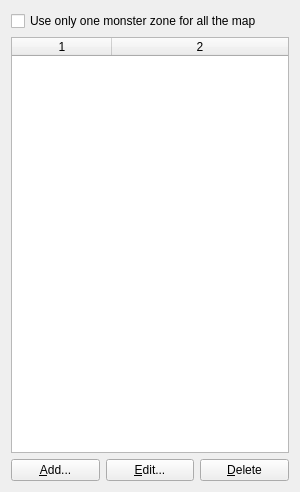
Above: mapEditor/src/components/npcListComponent.ui from jeremydumais/TheWarrior before the change. Below: the same form after it.
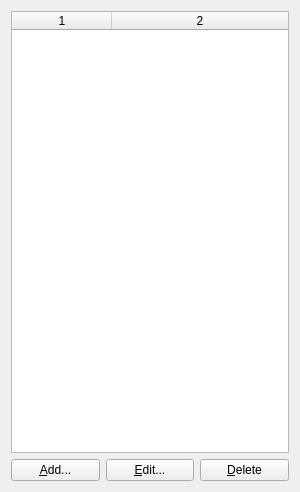
That is the form after the change. Icons and pictures are not drawn.

Commit message: Begin to work on the NPC list panel in the main form

Patch:
```diff
--- a/mapEditor/src/components/npcListComponent.ui
+++ b/mapEditor/src/components/npcListComponent.ui
@@ -14,13 +14,6 @@
    <string>Form</string>
   </property>
   <layout class="QVBoxLayout" name="verticalLayout">
-   <item>
-    <widget class="QCheckBox" name="checkBoxOneNPCForAllTheMap">
-     <property name="text">
-      <string>Use only one monster zone for all the map</string>
-     </property>
-    </widget>
-   </item>
    <item>
     <widget class="QTableWidget" name="tableWidgetNPC">
      <property name="editTriggers">
```
The commit also changes 7 other files.
